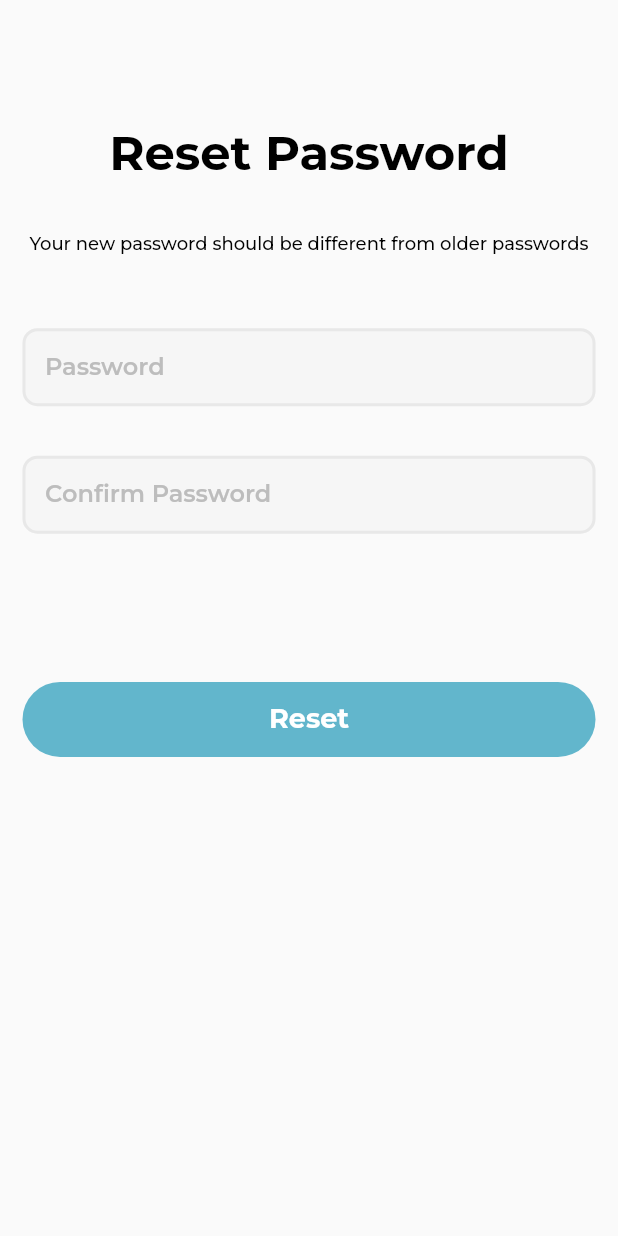
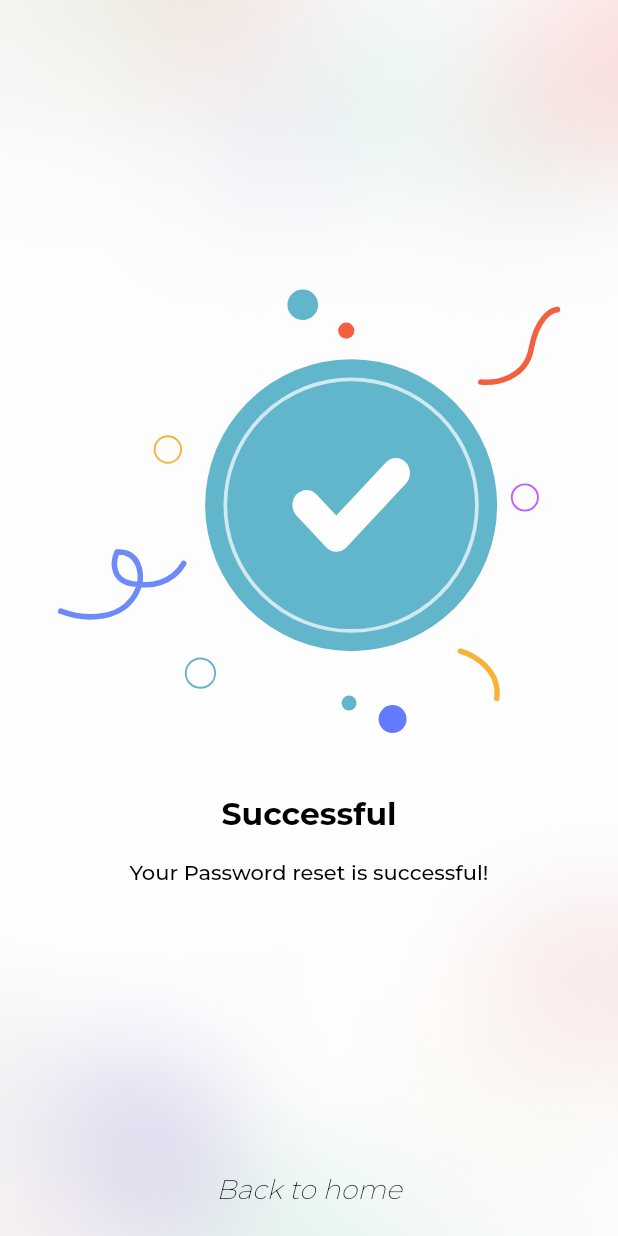
Before and after one commit to shahbazakon/Findme, a Flutter app: the ResetPasswordScreen screen opened directly, after a tap on "Reset", on a phone screen of 412 x 824 dp. Run offline on Flutter 3.47's test engine with Material 2 defaults, Android fonts, the phone set to English and light mode, and no system bars; our stand-ins replace flutter_svg, smooth_page_indicator; project files that could hold a hidden picture were left out.

Commit message:
Success Screen UI Completed

```diff
--- a/lib/core/utils/app_assets.dart
+++ b/lib/core/utils/app_assets.dart
@@ -15,6 +15,7 @@ class AppIcons {
 class AppImages {
   static String logo = "assets/images/find_me_logo.svg";
   static String success = "assets/images/success.svg";
+  static String bgWhite = "assets/images/bg_white.png";
 }
 
 class AppOnBoardingAssets {
--- a/lib/core/widget/button/app_Button_widget.dart
+++ b/lib/core/widget/button/app_Button_widget.dart
@@ -20,7 +20,6 @@ class AppButton extends StatelessWidget {
     return InkWell(
       onTap: onPressed,
       borderRadius: BorderRadius.circular(30),
-      child: Expanded(
       child: Container(
         decoration: BoxDecoration(
           color: AppColors.primary,
@@ -34,7 +33,6 @@ class AppButton extends StatelessWidget {
           textAlign: TextAlign.center,
         ),
       ),
-      ),
     );
   }
 }
--- /dev/null
+++ b/lib/core/widget/success_screen.dart
@@ -0,0 +1,72 @@
+import 'package:find_me/core/utils/app_assets.dart';
+import 'package:find_me/core/utils/app_color.dart';
+import 'package:find_me/core/utils/text_style.dart';
+import 'package:find_me/core/utils/utils_methods.dart';
+import 'package:flutter/material.dart';
+import 'package:flutter_svg/svg.dart';
+
+class SuccessScreen extends StatelessWidget {
+  const SuccessScreen(
+      {super.key, this.subTitle, this.title, this.isHomeButtonVisible = false});
+  final String? title;
+  final String? subTitle;
+  final bool isHomeButtonVisible;
+
+  @override
+  Widget build(BuildContext context) {
+    return Scaffold(
+      backgroundColor: AppColors.light,
+      body: Container(
+        decoration: BoxDecoration(
+            color: AppColors.light,
+            image: DecorationImage(
+              image: AssetImage(AppImages.bgWhite),
+              fit: BoxFit.cover,
+            )),
+        child: SizedBox(
+          height: height,
+          width: width,
+          child: Column(
+            mainAxisAlignment: MainAxisAlignment.spaceBetween,
+            crossAxisAlignment: CrossAxisAlignment.center,
+            children: [
+              const SizedBox(),
+              Column(crossAxisAlignment: CrossAxisAlignment.center, children: [
+                SvgPicture.asset(
+                  AppImages.success,
+                  height: height * .36,
+                ),
+                SizedBox(height: height * .05),
+                Text(
+                  title ?? "Successful",
+                  textAlign: TextAlign.center,
+                  style: TitleHelper.h7,
+                ),
+                SizedBox(height: height * .02),
+                Visibility(
+                  visible: subTitle != null,
+                  child: Text(
+                    "$subTitle",
+                    textAlign: TextAlign.center,
+                    style: SubTitleHelper.h11,
+                  ),
+                ),
+              ]),
+              isHomeButtonVisible
+                  ? Padding(
+                      padding: const EdgeInsets.only(bottom: 20),
+                      child: Text(
+                        "Back to home",
+                        style: SubTitleHelper.h9.copyWith(
+                            fontWeight: FontWeight.w200,
+                            fontStyle: FontStyle.italic),
+                      ),
+                    )
+                  : const SizedBox(),
+            ],
+          ),
+        ),
+      ),
+    );
+  }
+}
--- a/lib/feature/onBoarding/presentation/pages/on_boarding_page.dart
+++ b/lib/feature/onBoarding/presentation/pages/on_boarding_page.dart
@@ -101,7 +101,6 @@ class _OnBoardingPageState extends State<OnBoardingPage> {
                         Container(
                           width: double.infinity,
                           alignment: Alignment.bottomCenter,
-                          child: Container(
                           padding: const EdgeInsets.symmetric(vertical: 20),
                           child: Column(
                             mainAxisAlignment: MainAxisAlignment.center,
@@ -118,12 +117,12 @@ class _OnBoardingPageState extends State<OnBoardingPage> {
                                   label: "Get Started",
                                   onPressed: () {
                                     cupertinoNavigator(
+                                        type: NavigatorType.PUSHREMOVEUNTIL,
                                         screenName: const SignInScreen());
                                   },
                                 ),
                               )
                             ],
-                            ),
                           ),
                         ),
                       ],
--- a/lib/feature/signIn/presentation/pages/reset_password_screen.dart
+++ b/lib/feature/signIn/presentation/pages/reset_password_screen.dart
@@ -1,3 +1,5 @@
+import 'package:find_me/core/helper/navigators.dart';
+import 'package:find_me/core/widget/success_screen.dart';
 import 'package:flutter/material.dart';
 
 import '../../../../core/utils/text_style.dart';
@@ -55,7 +57,14 @@ class _ResetPasswordScreenState extends State<ResetPasswordScreen> {
                 SizedBox(height: height * .12),
                 AppButton(
                   label: "Reset",
-                  onPressed: () {},
+                  onPressed: () {
+                    cupertinoNavigator(
+                        type: NavigatorType.PUSHREMOVEUNTIL,
+                        screenName: const SuccessScreen(
+                          subTitle: "Your Password reset is successful!",
+                          isHomeButtonVisible: true,
+                        ));
+                  },
                 ),
                 const SizedBox(
                   height: 5,
```
Also changed, not shown: assets/images/bg_white.png (added). Lines whose indentation alone changed are shown as unchanged.
